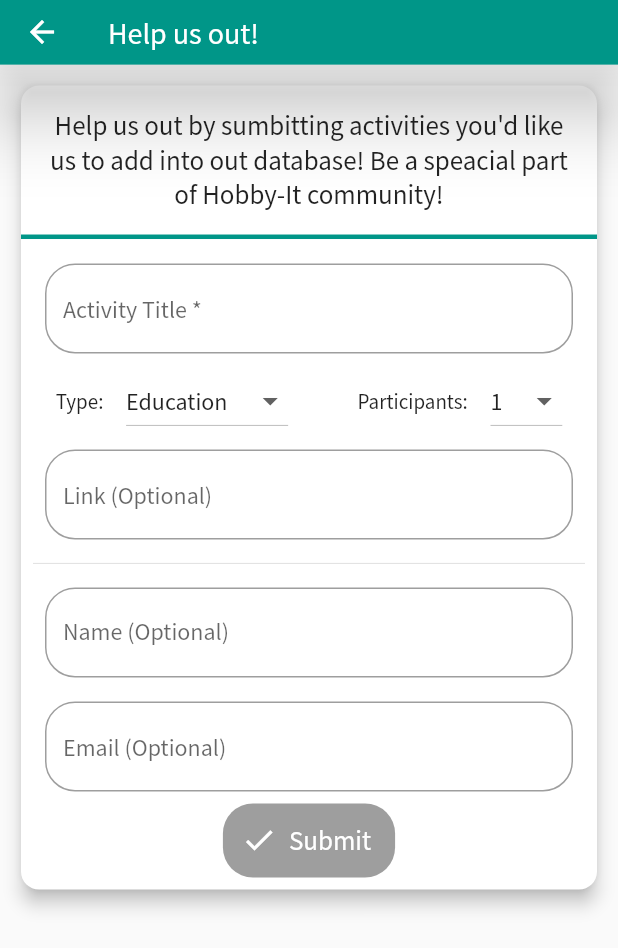
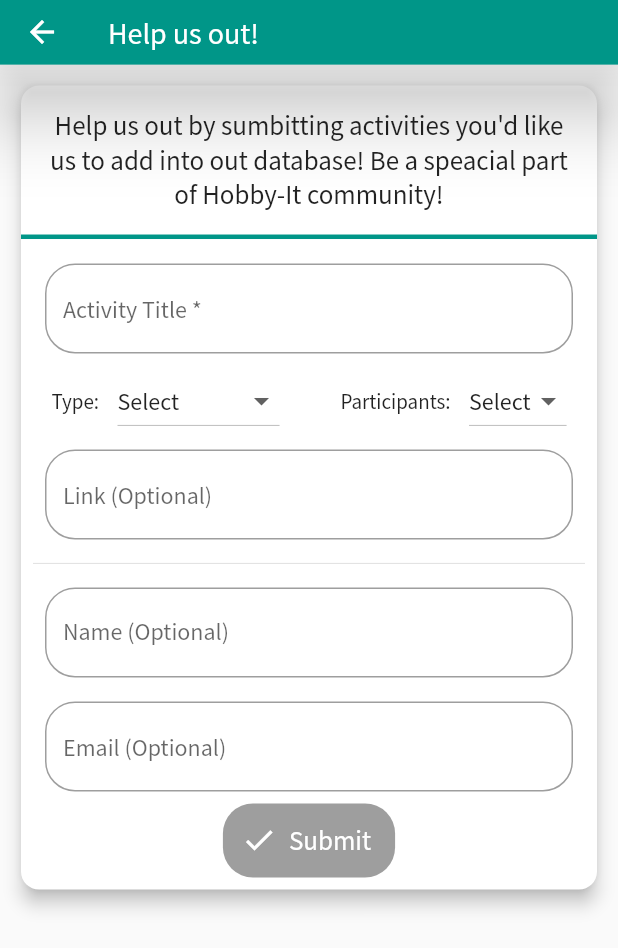
Before and after one commit to prabhaskumra/I-am-bored, a Flutter app: the screen it shows after launch, item 3 of the bottom bar chosen, after a tap on "Help us out!", on a phone screen of 412 x 824 dp. Shown: the top 948 px of the screen. Run offline on Flutter 3.47's test engine with Material 2 defaults, Android fonts, the phone set to English and light mode, and no system bars; our stand-ins replace bottom_navy_bar, flutter_linkify, share, sqflite; missing offline and left inert: add_2_calendar; accounts and stored records are empty.

Commit message:
error checking for submitting form

```diff
--- a/i_am_bored/lib/screens/settings_screen.dart
+++ b/i_am_bored/lib/screens/settings_screen.dart
@@ -107,7 +107,7 @@ class _SettingsScreenState extends State<SettingsScreen> {
           ),
           Divider(),
           Text(
-            "Version: 1.0.0\n All Rights Reserved",
+            "Version: 1.0.0", // \n All Rights Reserved",
             textAlign: TextAlign.center,
             style: TextStyle(
               color: Theme.of(context).disabledColor,
--- a/i_am_bored/lib/screens/submissions_screen.dart
+++ b/i_am_bored/lib/screens/submissions_screen.dart
@@ -1,4 +1,5 @@
 import 'package:flutter/material.dart';
+import 'dart:io';
 
 import 'package:flutter/services.dart';
 import '../models/submissions_https.dart';
@@ -10,8 +11,8 @@ class SubmissionScreen extends StatefulWidget {
 }
 
 class _SubmissionScreenState extends State<SubmissionScreen> {
-  var val = 'Education';
-  var participantsVal = "1";
+  var val = 'Select';
+  var participantsVal = "Select";
 
   var _activityTitleController = TextEditingController();
   var _linkController = TextEditingController();
@@ -44,6 +45,16 @@ class _SubmissionScreenState extends State<SubmissionScreen> {
     });
 
     resetForm();
+  }
+
+  bool _isFilled() {
+    if (_activityTitleController.text == '') return false;
+
+    if (val == 'Select') return false;
+
+    if (participantsVal == "Select") return false;
+
+    return true;
   }
 
   void resetForm() {
@@ -135,6 +146,7 @@ class _SubmissionScreenState extends State<SubmissionScreen> {
                             // hint: Text("TYpe"),
                             focusColor: Theme.of(context).primaryColor,
                             items: <String>[
+                              "Select",
                               "Education",
                               "Recreational",
                               "Social",
@@ -164,6 +176,7 @@ class _SubmissionScreenState extends State<SubmissionScreen> {
                             // hint: Text("TYpe"),
                             focusColor: Theme.of(context).primaryColor,
                             items: <String>[
+                              "Select",
                               "1",
                               "2",
                               "3",
@@ -283,7 +296,7 @@ class _SubmissionScreenState extends State<SubmissionScreen> {
                             Icons.done,
                             color: Colors.white,
                           ),
-                          onPressed: _activityTitleController.text == ''
+                          onPressed: !_isFilled()
                               ? null
                               : () {
                                   vibrate();
```
